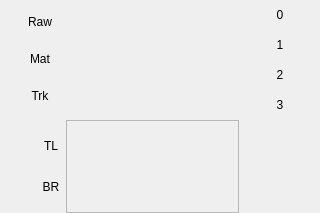
Qt form cbcui/ui/VisionTracking.ui (kipr/cbc) before a commit.
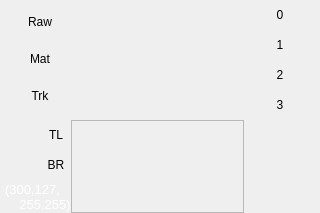
The same form after that commit. Icons and pictures are not drawn.

Commit message: added HSV values on bottom of tracking screen. incomplete addition of user vision model settings.

Patch:
```diff
--- a/cbcui/ui/VisionTracking.ui
+++ b/cbcui/ui/VisionTracking.ui
@@ -319,13 +319,30 @@
       <number>0</number>
      </property>
      <item>
-      <spacer>
+      <spacer name="horizontalSpacer_2">
        <property name="orientation">
         <enum>Qt::Horizontal</enum>
        </property>
        <property name="sizeHint" stdset="0">
         <size>
-         <width>65</width>
+         <width>40</width>
+         <height>20</height>
+        </size>
+       </property>
+      </spacer>
+     </item>
+     <item>
+      <layout class="QVBoxLayout" name="verticalLayout">
+       <item>
+        <layout class="QHBoxLayout" name="horizontalLayout">
+         <item>
+          <spacer name="horizontalSpacer">
+           <property name="orientation">
+            <enum>Qt::Horizontal</enum>
+           </property>
+           <property name="sizeHint" stdset="0">
+            <size>
+             <width>50</width>
          <height>20</height>
         </size>
        </property>
@@ -400,6 +417,26 @@
        </item>
       </layout>
      </item>
+        </layout>
+       </item>
+       <item>
+        <widget class="QLabel" name="HSVLabel">
+         <property name="font">
+          <font>
+           <pointsize>10</pointsize>
+          </font>
+         </property>
+         <property name="styleSheet">
+          <string notr="true">color:white;</string>
+         </property>
+         <property name="text">
+          <string>(300,127,
+    255,255)</string>
+         </property>
+        </widget>
+       </item>
+      </layout>
+     </item>
      <item>
       <widget class="QStackedWidget" name="hsv">
        <property name="sizePolicy">
```
Left out of the diff: 4 changed lines with no effect on the pictures. Lines whose indentation alone changed are shown as unchanged. The commit also changes 11 other files.
